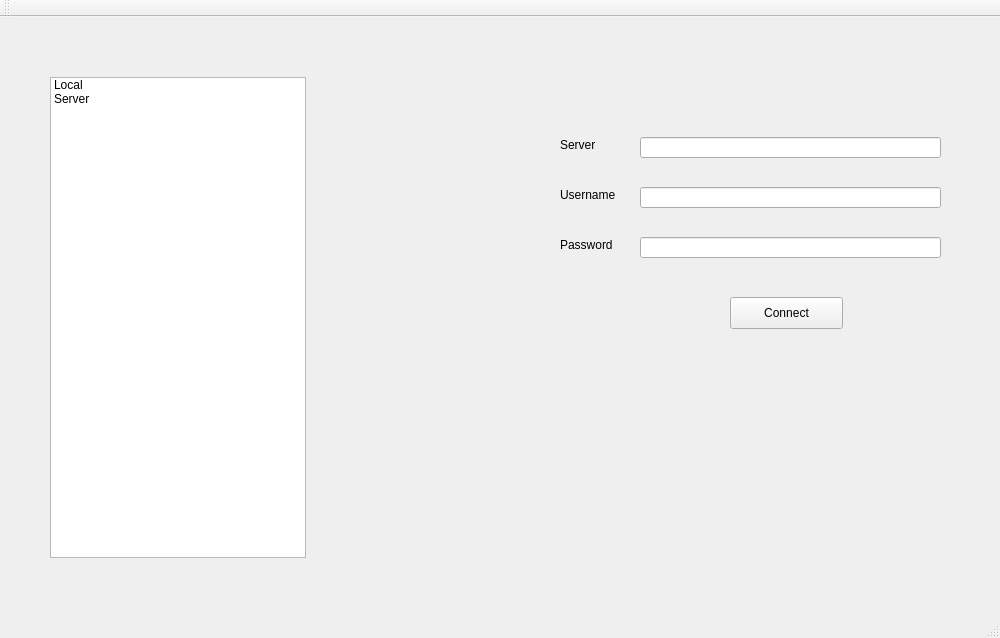
Old version of the form src/mainwindow.ui in the repository Tuniks/RaspManager.
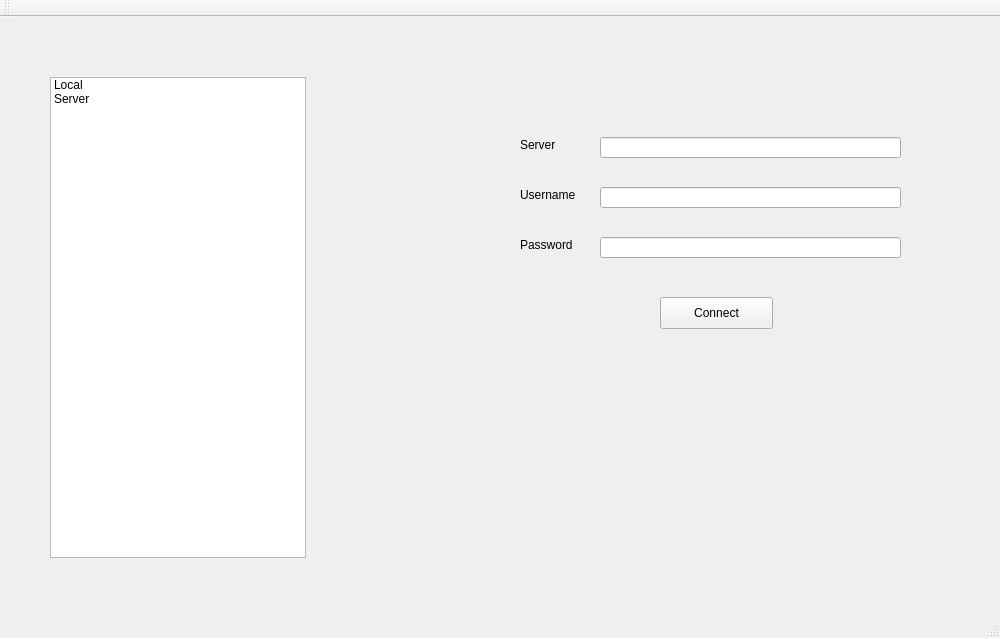
New version of the form. The open tabs and pages were chosen to show the change.

Commit message: remote ui functions created

```diff
--- a/src/mainwindow.ui
+++ b/src/mainwindow.ui
@@ -171,7 +171,7 @@
      <widget class="QLineEdit" name="serverInput">
       <property name="geometry">
        <rect>
-        <x>200</x>
+        <x>160</x>
         <y>90</y>
         <width>301</width>
         <height>21</height>
@@ -181,7 +181,7 @@
      <widget class="QLineEdit" name="passInput">
       <property name="geometry">
        <rect>
-        <x>200</x>
+        <x>160</x>
         <y>190</y>
         <width>301</width>
         <height>21</height>
@@ -191,7 +191,7 @@
      <widget class="QLineEdit" name="userInput">
       <property name="geometry">
        <rect>
-        <x>200</x>
+        <x>160</x>
         <y>140</y>
         <width>301</width>
         <height>21</height>
@@ -201,7 +201,7 @@
      <widget class="QLabel" name="label">
       <property name="geometry">
        <rect>
-        <x>120</x>
+        <x>80</x>
         <y>90</y>
         <width>60</width>
         <height>16</height>
@@ -214,7 +214,7 @@
      <widget class="QLabel" name="label_2">
       <property name="geometry">
        <rect>
-        <x>120</x>
+        <x>80</x>
         <y>190</y>
         <width>71</width>
         <height>16</height>
@@ -227,7 +227,7 @@
      <widget class="QLabel" name="label_3">
       <property name="geometry">
        <rect>
-        <x>120</x>
+        <x>80</x>
         <y>140</y>
         <width>71</width>
         <height>16</height>
@@ -240,7 +240,7 @@
      <widget class="QPushButton" name="Connect">
       <property name="geometry">
        <rect>
-        <x>290</x>
+        <x>220</x>
         <y>250</y>
         <width>113</width>
         <height>32</height>
```
Left out of the diff: 80 changed lines with no effect on the pictures. The commit also changes 2 other files.
